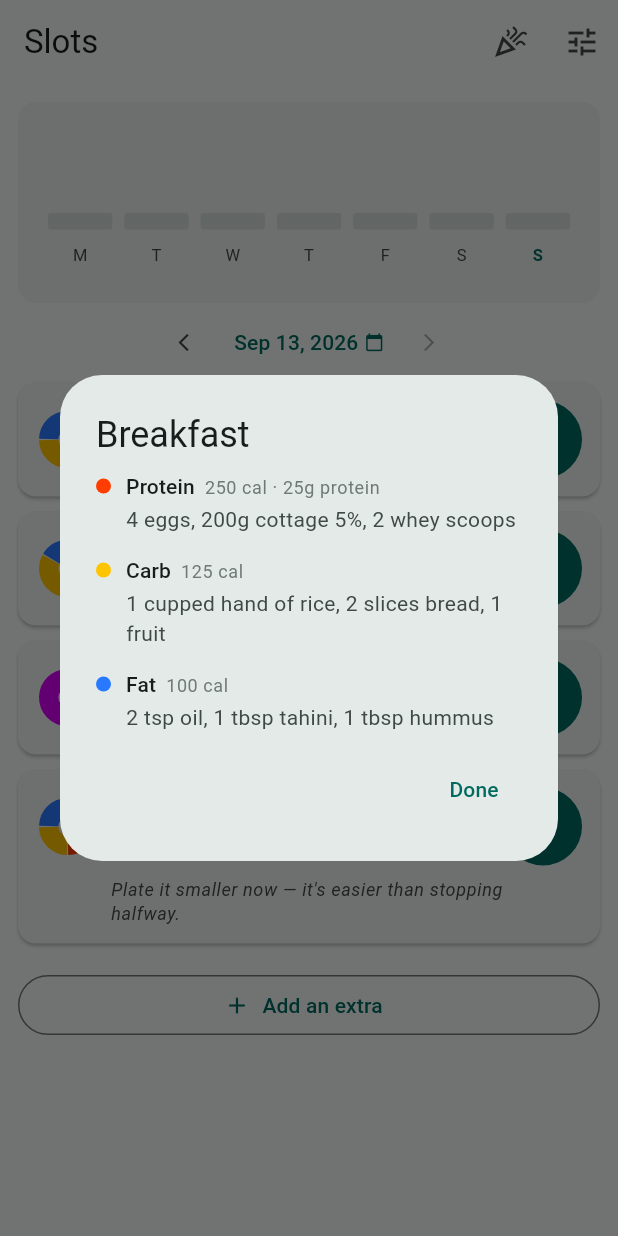
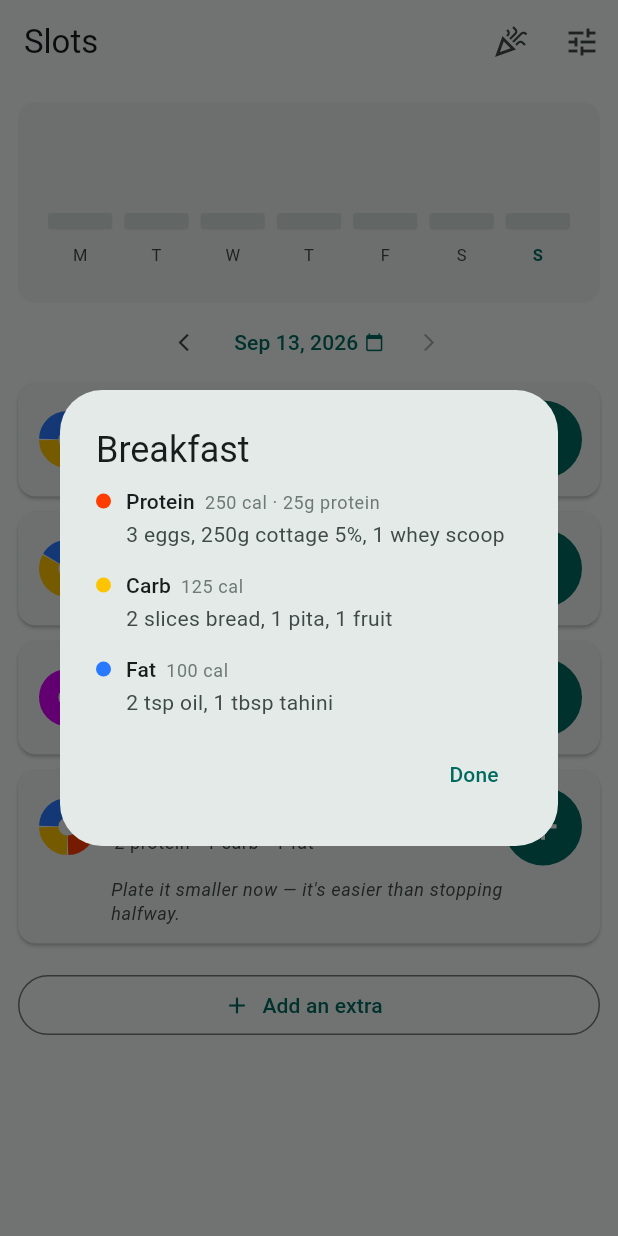
Before and after one commit to ofekudi/food_track, a Flutter app: the screen it shows after launch, after a tap on "Breakfast", on a phone screen of 412 x 824 dp. Run offline on Flutter 3.47's test engine with Material 3 defaults, Android fonts, the phone set to English and light mode, and no system bars; our stand-ins replace shared_preferences, sqflite; accounts and stored records are empty.

Commit message:
Drop history suggestions and tune portions to real food
Past meals were offered back as chips in the log dialog, which turned
every slot into a list of things already eaten. Chips are now a fixed
curated set per slot and nothing reads previous entries, so the dialog
also opens without waiting on a query first. Tapping a chip appends
rather than replaces, so a meal can be built from two of them.

Portion examples are measured the way you'd actually eyeball them, and
each is snapped to a quarter so a palm never reads as "0.8". Chicken is
five sixths of a palm, which puts a lunch at two and a half palms; salmon
is richer so half a palm covers a portion. Cottage is 125g, since at 11g
protein per 100g that makes 250g the two-portion figure, and eggs are 1.5,
so a meal reads as three rather than four.

Examples are also per slot now, because the generic list kept suggesting
food nobody eats at that hour: breakfast offers eggs, cottage and a scoop
with bread and pita rather than chicken and rice; lunch gets rice, pasta
and potato instead of four slices of bread; dinner can be built from a few
things at once. A whey scoop covers two portions, being ~25g of protein.
Hummus is gone from the fat examples, and "cupped hand" is now "fistful".

Co-Authored-By: Claude Opus 5 (1M context) <noreply@anthropic.com>

```diff
--- a/lib/constants/insights.dart
+++ b/lib/constants/insights.dart
@@ -32,11 +32,13 @@ class AppInsights {
 
   static const _breakfastIdeas = ['Shake', 'Yogurt'];
 
+  static const _lunchIdeas = ['Chicken Salad', 'Schnitzels'];
+
   static const _dinnerIdeas = [
     'Home Special',
+    'Shake',
+    'Yogurt',
     'Bolognese',
-    'Yogurt',
-    'Shake',
   ];
 
   /// Starter chips for a slot, for before your own history fills in. Kept to
@@ -50,6 +52,7 @@ class AppInsights {
       case MealSlot.dinner:
         return _dinnerIdeas;
       case MealSlot.lunch:
+        return _lunchIdeas;
       case MealSlot.extras:
         return const [];
     }
--- a/lib/constants/portion_guide.dart
+++ b/lib/constants/portion_guide.dart
@@ -23,8 +23,11 @@ class PortionExample {
       final grams = (total / 5).round() * 5;
       return '${grams}g $label';
     }
-    final name = total > 1 ? (plural ?? label) : label;
-    final quantity = _format(total);
+    // Snapped to a quarter: a palm is an eyeball measure, and "0.8 palms"
+    // would be false precision.
+    final rounded = (total * 4).round() / 4;
+    final name = rounded > 1 ? (plural ?? label) : label;
+    final quantity = _format(rounded);
     return unit.isEmpty ? '$quantity $name' : '$quantity $unit $name';
   }
 
@@ -85,11 +88,31 @@ class PortionGuide {
   /// Examples of [kind], optionally tailored to the slot they're eaten in —
   /// the snack's protein is a yogurt or a bar, not a palm of chicken.
   static List<PortionExample> examples(PlateKind kind, {MealSlot? slot}) {
-    if (slot == MealSlot.breakfast && kind == PlateKind.protein) {
+    if (slot == MealSlot.breakfast) {
+      switch (kind) {
+        case PlateKind.protein:
+          // A scoop is ~25g of protein, so it covers two of the plan's
+          // portions on its own.
+          return const [
+            PortionExample(1.5, '', 'eggs'),
+            PortionExample(125, 'g', 'cottage 5%'),
+            PortionExample(0.5, '', 'whey scoop', plural: 'whey scoops'),
+          ];
+        case PlateKind.carb:
+          return const [
+            PortionExample(2, '', 'slices bread'),
+            PortionExample(1, '', 'pita'),
+            PortionExample(1, '', 'fruit'),
+          ];
+        default:
+          break;
+      }
+    }
+    if (slot == MealSlot.lunch && kind == PlateKind.carb) {
       return const [
-        PortionExample(2, '', 'eggs'),
-        PortionExample(100, 'g', 'cottage 5%'),
-        PortionExample(1, '', 'whey scoop', plural: 'whey scoops'),
+        PortionExample(1, '', 'fistful of rice', plural: 'fistfuls of rice'),
+        PortionExample(75, 'g', 'pasta'),
+        PortionExample(1, '', 'small potato', plural: 'small potatoes'),
       ];
     }
     if (slot == MealSlot.snack && kind == PlateKind.protein) {
@@ -99,41 +122,38 @@ class PortionGuide {
       ];
     }
     if (slot == MealSlot.dinner && kind == PlateKind.protein) {
+      // A dinner's protein is often built from a couple of things rather than
+      // one piece of meat, so eggs, cottage and a scoop sit alongside the meat.
       return const [
-        PortionExample(0.75, '', 'palm of chicken', plural: 'palms of chicken'),
-        PortionExample(50, 'g', 'salmon'),
-        PortionExample(1, '', 'protein snack', plural: 'protein snacks'),
+        PortionExample(5 / 6, '', 'palm of chicken', plural: 'palms of chicken'),
+        PortionExample(0.5, '', 'palm of salmon', plural: 'palms of salmon'),
+        PortionExample(1.5, '', 'eggs'),
+        PortionExample(125, 'g', 'cottage 5%'),
+        PortionExample(0.5, '', 'whey scoop', plural: 'whey scoops'),
       ];
     }
     switch (kind) {
       case PlateKind.protein:
-        // Lunch and dinner. The plan anchors 220g cooked lean chicken at 3
-        // portions, so one is ~75g — about three quarters of a palm, and
-        // noticeably less than the whole palm-sized piece people picture.
-        // Salmon is richer, so its portion is smaller: the plan's 150g at 3
-        // portions works out at 50g.
+        // Lunch. The plan anchors 220g cooked lean chicken at 3 portions, so
+        // three reads as about two and a half palms. Salmon is richer, so its
+        // palm goes further.
         return const [
-          PortionExample(0.75, '', 'palm of chicken',
+          PortionExample(5 / 6, '', 'palm of chicken',
               plural: 'palms of chicken'),
-          PortionExample(50, 'g', 'salmon'),
+          PortionExample(0.5, '', 'palm of salmon', plural: 'palms of salmon'),
           PortionExample(1, '', 'can of tuna', plural: 'cans of tuna'),
         ];
       case PlateKind.carb:
-        // 200g cooked rice (8 flat tbsp) = 2 portions, per the plan, so one
-        // portion is a cupped hand.
         return const [
-          PortionExample(1, '', 'cupped hand of rice',
-              plural: 'cupped hands of rice'),
+          PortionExample(1, '', 'fistful of rice', plural: 'fistfuls of rice'),
           PortionExample(2, '', 'slices bread'),
           PortionExample(1, '', 'fruit'),
         ];
       case PlateKind.fat:
-        // All three are the plan's own: 2 tsp oil, or a flat tbsp of tahini
-        // or hummus.
+        // Both the plan's own: 2 tsp of oil, or a flat tbsp of tahini.
         return const [
           PortionExample(2, 'tsp', 'oil'),
           PortionExample(1, 'tbsp', 'tahini'),
-          PortionExample(1, 'tbsp', 'hummus'),
         ];
       case PlateKind.veg:
         return const [
--- a/lib/providers/day_provider.dart
+++ b/lib/providers/day_provider.dart
@@ -110,6 +110,4 @@ class DayProvider with ChangeNotifier {
     await load();
   }
 
-  Future<List<String>> suggestionsFor(MealSlot slot) =>
-      _db.suggestionsForSlot(slot);
 }
```
Also changed, not shown: lib/db_helper.dart (+0 -16 lines), lib/screens/home_screen.dart (+2 -12 lines), lib/widgets/log_dialog.dart (+7 -20 lines), 1 other file.
